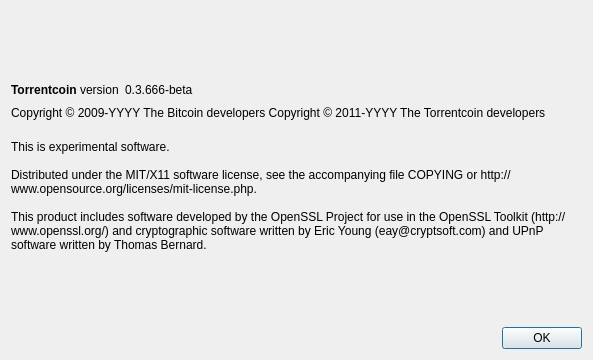
Qt form src/qt/forms/aboutdialog.ui (smith7800/tornt) before a commit.
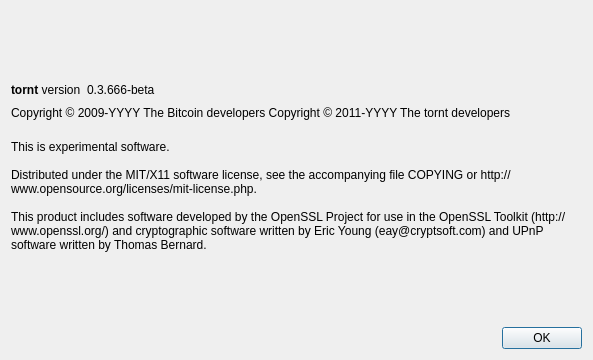
The same form after that commit.

```diff
--- a/src/qt/forms/aboutdialog.ui
+++ b/src/qt/forms/aboutdialog.ui
@@ -37,7 +37,7 @@
           <cursorShape>IBeamCursor</cursorShape>
          </property>
          <property name="text">
-          <string>&lt;b&gt;Torrentcoin&lt;/b&gt; version</string>
+          <string>&lt;b&gt;tornt&lt;/b&gt; version</string>
          </property>
          <property name="textInteractionFlags">
           <set>Qt::LinksAccessibleByMouse|Qt::TextSelectableByKeyboard|Qt::TextSelectableByMouse</set>
@@ -79,7 +79,7 @@
        </property>
        <property name="text">
         <string notr="true">Copyright &amp;copy; 2009-YYYY The Bitcoin developers
-Copyright &amp;copy; 2011-YYYY The Torrentcoin developers</string>
+Copyright &amp;copy; 2011-YYYY The tornt developers</string>
        </property>
        <property name="textFormat">
         <enum>Qt::RichText</enum>
```
Left out of the diff: 2 changed lines with no effect on the pictures.
